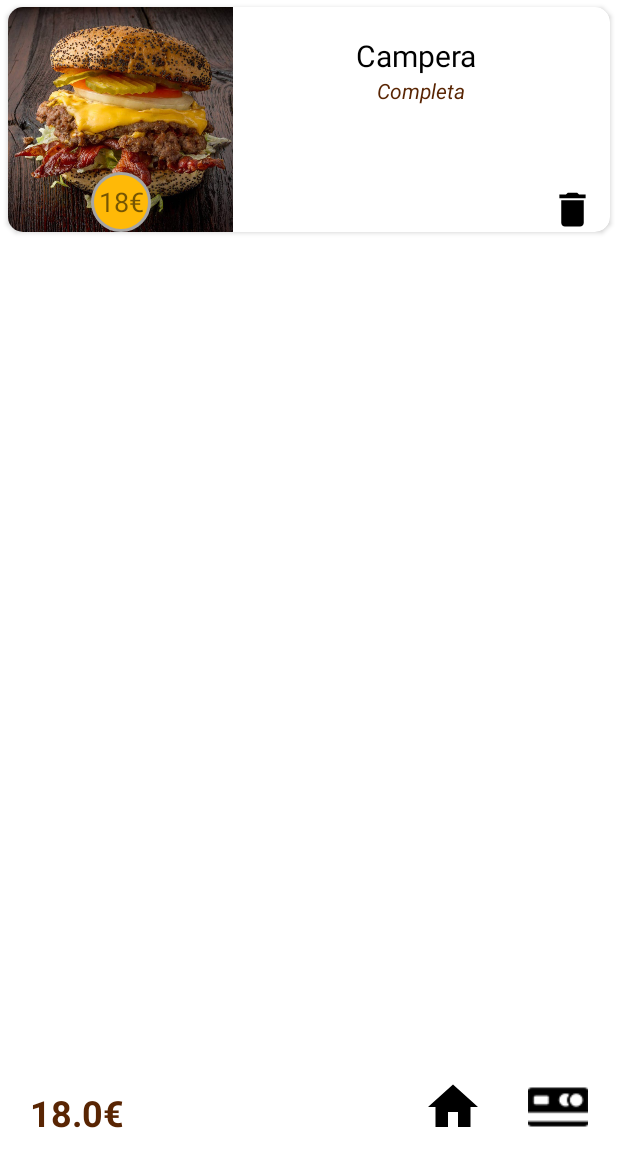
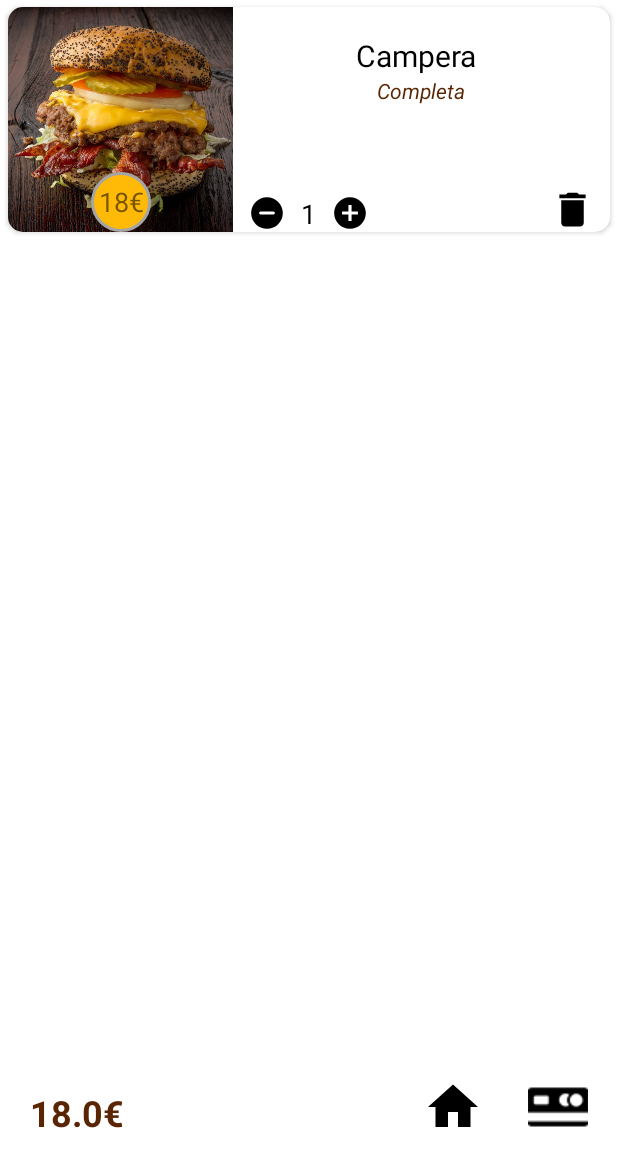
Before and after one commit to joseolivagarcia/hAPPburguer, an Android app: the CarritoActivity screen opened directly, with no data from a screen before it, on a phone screen of 412 x 824 dp, the part 84-1236 px from its top. Run offline under Robolectric (Android 15) with nearby library versions, the phone set to English and light mode, and no system bars; our stand-ins replace Room's generated code.

Commit message:
Añadido control de cantidad para cada hamburguesa.Faltan pequeños retoques y pago

```diff
--- a/app/src/main/java/joseoliva/com/happburguer/CarritoActivity.kt
+++ b/app/src/main/java/joseoliva/com/happburguer/CarritoActivity.kt
@@ -37,7 +37,9 @@ class CarritoActivity : AppCompatActivity() {
         //inicializamos el manager del recycler
         recyclerview.layoutManager = LinearLayoutManager(this)
         //inicializamos el adapter y le pasamos como parametros el contexto y las interface que necesita
-        val burguerRVAdapter = BurguerPedidoAdapter(onClickDelete = {burguerPedida -> onItemDelete(burguerPedida)})
+        val burguerRVAdapter = BurguerPedidoAdapter(
+            onClickDelete = {burguerPedida -> onItemDelete(burguerPedida)},
+            onCounter = {burguerPedida -> onContador(burguerPedida)})
         //ponemos el adapter que acabamos de referenciar al recyclerview
         recyclerview.adapter = burguerRVAdapter
 
@@ -48,7 +50,8 @@ class CarritoActivity : AppCompatActivity() {
         ).get(BurguerViewModel::class.java)
 
         //Llamamos a la lista de postit del viewModel para observar los cambios que haya en la lista
-        //lo puedo "observar" porque es un LiveData
+        //lo puedo "observar" porque es un LiveData y cada vez que la lista cambie algo, se actualiza
+        //y actualizamos el total a pagar
         viewModel.listaburguers.observe(this, Observer { list -> list?.let{
             //actualizamos la lista
             burguerRVAdapter.updateList(it)
@@ -73,11 +76,16 @@ class CarritoActivity : AppCompatActivity() {
 
     }
 
+    private fun onContador(burguerPedida: BurguerPedida) {
+        //actualizamos la hamburguesa para guardar la cantidad que haya elegido el usuario
+        viewModel.updateburguer(burguerPedida)
+    }
+
     private fun sumarprecios(it: List<BurguerPedida>) {
         preciototal = 0f
         if(it.size > 0){
             for(b in it){
-                preciototal += b.precio.toFloat()
+                preciototal += b.precio.toFloat() * b.cantidad
                 binding.tvpreciototal.text = preciototal.toString() + "€"
             }
         }else{
--- a/app/src/main/java/joseoliva/com/happburguer/MainActivity.kt
+++ b/app/src/main/java/joseoliva/com/happburguer/MainActivity.kt
@@ -75,7 +75,8 @@ class MainActivity : AppCompatActivity() {
             burguermodel.fotoburguer,
             burguermodel.nombre,
             burguermodel.precio.toInt(),
-            personalizacion
+            personalizacion,
+            1
         )
         viewModel.insertburguer(newBurguerPedida)
         Toast.makeText(this,"Has añadido ${burguermodel.nombre} al carrito",Toast.LENGTH_SHORT).show()
--- a/app/src/main/java/joseoliva/com/happburguer/PersonalizarActivity.kt
+++ b/app/src/main/java/joseoliva/com/happburguer/PersonalizarActivity.kt
@@ -102,7 +102,7 @@ class PersonalizarActivity : AppCompatActivity() {
                 ing5 = "Sin $ing5recibido"
             }
             val seleccion = "$ing1, $ing2, $ing3, $ing4, $ing5"
-            val newBurguer = BurguerPedida(fotorecibida,nombrerecibido.toString(),preciorecibido!!.toInt(),seleccion)
+            val newBurguer = BurguerPedida(fotorecibida,nombrerecibido.toString(),preciorecibido!!.toInt(),seleccion,1)
             viewModel.insertburguer(newBurguer)
             Toast.makeText(this,"Has añadido tu hamburguesa $ing1, $ing2, $ing3, $ing4, $ing5",Toast.LENGTH_SHORT).show()
         }
--- a/app/src/main/java/joseoliva/com/happburguer/adapter/BurguerPedidoAdapter.kt
+++ b/app/src/main/java/joseoliva/com/happburguer/adapter/BurguerPedidoAdapter.kt
@@ -7,7 +7,8 @@ import joseoliva.com.happburguer.R
 import joseoliva.com.happburguer.bbdd.BurguerPedida
 
 class BurguerPedidoAdapter(
-    val onClickDelete: (BurguerPedida) -> Unit): RecyclerView.Adapter<BurguerPedidoViewHolder>() {
+    val onClickDelete: (BurguerPedida) -> Unit,
+    val onCounter:(BurguerPedida) -> Unit): RecyclerView.Adapter<BurguerPedidoViewHolder>() {
 
     //creo una var de lista donde guardare todos las burguers pedidas
     private var allBurguersPedidas = ArrayList<BurguerPedida>()
@@ -19,7 +20,7 @@ class BurguerPedidoAdapter(
 
     override fun onBindViewHolder(holder: BurguerPedidoViewHolder, position: Int) {
         val item = allBurguersPedidas[position]
-        holder.render(item,onClickDelete)
+        holder.render(item,onClickDelete,onCounter)
     }
 
     override fun getItemCount(): Int {
--- a/app/src/main/java/joseoliva/com/happburguer/adapter/BurguerPedidoViewHolder.kt
+++ b/app/src/main/java/joseoliva/com/happburguer/adapter/BurguerPedidoViewHolder.kt
@@ -17,21 +17,45 @@ class BurguerPedidoViewHolder(view: View): RecyclerView.ViewHolder(view) {
     val nombre = view.findViewById<TextView>(R.id.tvnombre)
     val seleccion = view.findViewById<TextView>(R.id.tvseleccion)
     val btnborrar = view.findViewById<ImageView>(R.id.btnborrar)
+    val btnmenos = view.findViewById<ImageView>(R.id.btnmenos)
+    val btnmas = view.findViewById<ImageView>(R.id.btnmas)
+    val counter = view.findViewById<TextView>(R.id.tvcontador)
+    //y me creo una var para el contador
+    var contador = 0
 
     fun render(
         burguerpedidamodel: BurguerPedida,
-        onClickDelete: (BurguerPedida) -> Unit){
+        onClickDelete: (BurguerPedida) -> Unit,
+        onCounter:(BurguerPedida) -> Unit){
         //relleno las vistas con los datos que obtengo de cada item que recorro
         foto.setImageResource(burguerpedidamodel.foto)
         precio.text = burguerpedidamodel.precio.toString() + "€"
         nombre.text = burguerpedidamodel.nombre
         seleccion.text = burguerpedidamodel.personalizacion
+        counter.text = burguerpedidamodel.cantidad.toString()
 
         //doy funcionalidad al boton de borrar y al de home
         btnborrar.setOnClickListener {
             onClickDelete(burguerpedidamodel)
         }
 
+        //doy funcionalidad a los botones - +
+        btnmenos.setOnClickListener {
+            if(burguerpedidamodel.cantidad>1){
+                burguerpedidamodel.cantidad--
+                counter.text = burguerpedidamodel.cantidad.toString()
+            }
+            onCounter(burguerpedidamodel)
+        }
+
+        btnmas.setOnClickListener {
+            if(burguerpedidamodel.cantidad<9){
+                burguerpedidamodel.cantidad++
+                counter.text = burguerpedidamodel.cantidad.toString()
+            }
+            onCounter(burguerpedidamodel)
+        }
+
     }
 
 }
--- a/app/src/main/java/joseoliva/com/happburguer/bbdd/BurguerPedida.kt
+++ b/app/src/main/java/joseoliva/com/happburguer/bbdd/BurguerPedida.kt
@@ -14,7 +14,9 @@ data class BurguerPedida(
     @ColumnInfo(name = "precio")
     val precio: Int,
     @ColumnInfo(name = "personalizacion")
-    val personalizacion: String
+    val personalizacion: String,
+    @ColumnInfo(name = "cantidad")
+    var cantidad: Int
 )
 {
     @PrimaryKey(autoGenerate = true)
--- /dev/null
+++ b/app/src/main/res/drawable/ic_mas.xml
@@ -0,0 +1,5 @@
+<vector android:height="40dp" android:tint="#000000"
+    android:viewportHeight="24" android:viewportWidth="24"
+    android:width="40dp" xmlns:android="http://schemas.android.com/apk/res/android">
+    <path android:fillColor="@android:color/white" android:pathData="M12,2C6.48,2 2,6.48 2,12s4.48,10 10,10 10,-4.48 10,-10S17.52,2 12,2zM17,13h-4v4h-2v-4L7,13v-2h4L11,7h2v4h4v2z"/>
+</vector>
--- /dev/null
+++ b/app/src/main/res/drawable/ic_menos.xml
@@ -0,0 +1,5 @@
+<vector android:height="40dp" android:tint="#000000"
+    android:viewportHeight="24" android:viewportWidth="24"
+    android:width="40dp" xmlns:android="http://schemas.android.com/apk/res/android">
+    <path android:fillColor="@android:color/white" android:pathData="M12,2C6.48,2 2,6.48 2,12s4.48,10 10,10s10,-4.48 10,-10S17.52,2 12,2zM16,13H8c-0.55,0 -1,-0.45 -1,-1l0,0c0,-0.55 0.45,-1 1,-1h8c0.55,0 1,0.45 1,1l0,0C17,12.55 16.55,13 16,13z"/>
+</vector>
--- a/app/src/main/res/layout/item_burguer_pedida.xml
+++ b/app/src/main/res/layout/item_burguer_pedida.xml
@@ -58,6 +58,33 @@
         android:layout_marginRight="20dp"
         android:gravity="center"/>
     <ImageView
+        android:id="@+id/btnmenos"
+        android:layout_width="25dp"
+        android:layout_height="25dp"
+        android:src="@drawable/ic_menos"
+        app:layout_constraintStart_toEndOf="@id/ivfotoburguer"
+        app:layout_constraintBottom_toBottomOf="parent"
+        android:layout_marginLeft="10dp"/>
+
+    <TextView
+        android:id="@+id/tvcontador"
+        android:layout_width="wrap_content"
+        android:layout_height="wrap_content"
+        android:textSize="18dp"
+        app:layout_constraintBottom_toBottomOf="parent"
+        app:layout_constraintStart_toEndOf="@+id/btnmenos"
+        tools:text="1"
+        android:layout_marginLeft="10dp"
+        android:textColor="@color/black"/>
+    <ImageView
+        android:id="@+id/btnmas"
+        android:layout_width="25dp"
+        android:layout_height="25dp"
+        android:src="@drawable/ic_mas"
+        app:layout_constraintStart_toEndOf="@id/tvcontador"
+        app:layout_constraintBottom_toBottomOf="parent"
+        android:layout_marginLeft="10dp"/>
+    <ImageView
         android:id="@+id/btnborrar"
         android:layout_width="30dp"
         android:layout_height="30dp"
```
